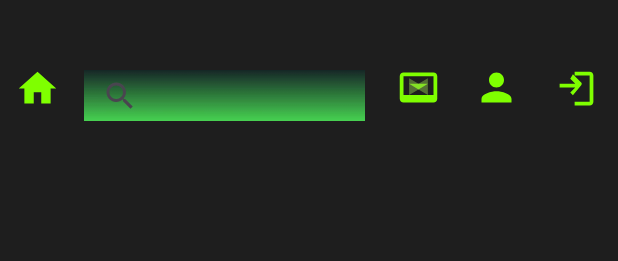
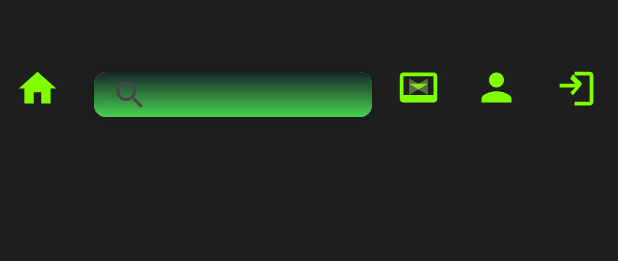
Before and after one commit to 777Undefined777/Red-Social-kotlin-firebase, an Android app: the layout activity_main.xml on its own in the app's theme, with its tools: preview values and no code run, on a phone screen of 412 x 824 dp. Shown: the top 261 px of the screen. Run offline under Robolectric (Android 15) with nearby library versions, the phone set to English and light mode, and no system bars.

Commit message:
cambios en varios XML

```diff
--- a/app/src/main/res/layout/activity_main.xml
+++ b/app/src/main/res/layout/activity_main.xml
@@ -66,23 +66,31 @@ android:backgroundTint="#32CD32"
         android:layout_width="50dp"
         android:layout_height="30dp"
         android:src="@drawable/ic_logout"
-
         app:layout_constraintBottom_toTopOf="@+id/recyclerViewPosts"
         app:layout_constraintEnd_toEndOf="parent"
         app:layout_constraintStart_toEndOf="@+id/imageView3"
         app:layout_constraintTop_toTopOf="parent" />
 
-    <SearchView
-        android:id="@+id/searchView"
-        android:layout_width="187dp"
-        android:layout_height="34dp"
-        android:background="@drawable/greenday"
-        android:textColor="@color/white"
+    <androidx.cardview.widget.CardView
+        android:layout_width="wrap_content"
+        android:layout_height="wrap_content"
+        android:layout_margin="8dp"
+        android:layout_marginTop="16dp"
+        app:cardCornerRadius="8dp"
+        app:cardElevation="4dp"
         app:layout_constraintBottom_toTopOf="@+id/recyclerViewPosts"
         app:layout_constraintEnd_toStartOf="@+id/imageView3"
         app:layout_constraintHorizontal_bias="0.083"
         app:layout_constraintStart_toEndOf="@+id/imageView2"
         app:layout_constraintTop_toTopOf="parent"
+        app:layout_constraintVertical_bias="0.553">
 
-        app:layout_constraintVertical_bias="0.553" />
+        <SearchView
+            android:id="@+id/searchView"
+            android:layout_width="185dp"
+            android:layout_height="30dp"
+            android:background="@drawable/greenday"
+            android:textColor="@color/white" />
+
+    </androidx.cardview.widget.CardView>
 </androidx.constraintlayout.widget.ConstraintLayout>
```
Lines whose indentation alone changed are shown as unchanged.
